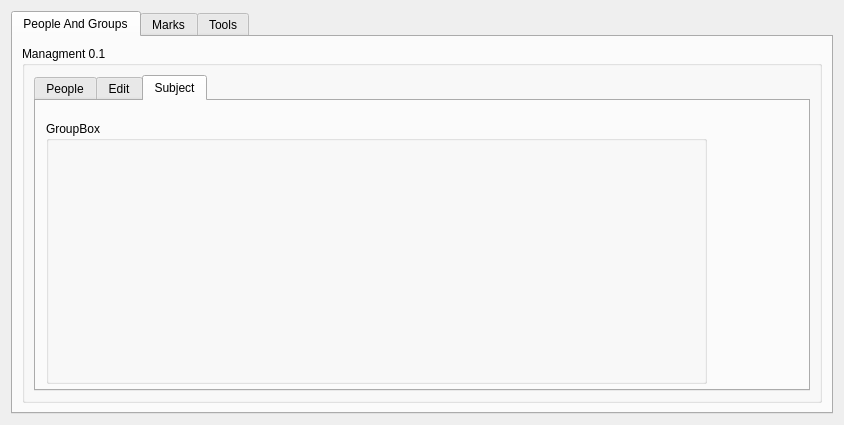
Before: the Qt Designer form mainapplication.ui in Sarpowski/DataBaseCourseWork, drawn with Qt 5.
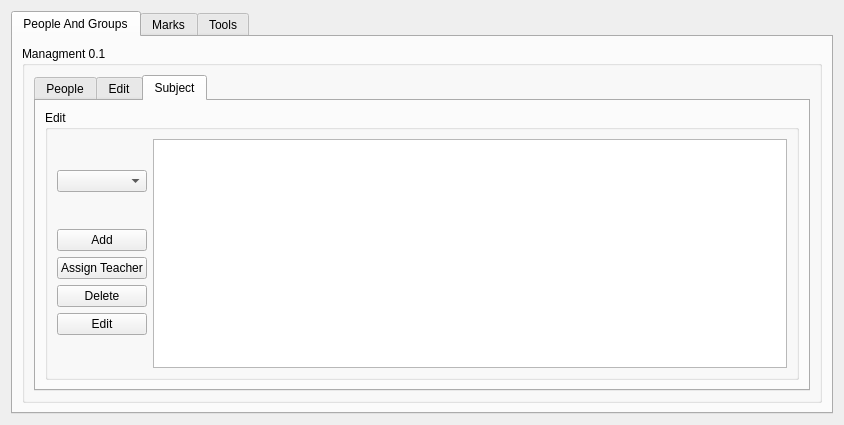
After: the same form once the commit is applied. The open tabs and pages were chosen to show the change.

Commit message: add : subject add/assignTeacher/delete/edit

Diff of the .ui file:
```diff
--- a/mainapplication.ui
+++ b/mainapplication.ui
@@ -6,7 +6,7 @@
    <rect>
     <x>0</x>
     <y>0</y>
-    <width>733</width>
+    <width>804</width>
     <height>425</height>
    </rect>
   </property>
@@ -342,50 +342,87 @@
              <attribute name="title">
               <string>Subject</string>
              </attribute>
-             <widget class="QWidget" name="gridLayoutWidget">
-              <property name="geometry">
-               <rect>
-                <x>10</x>
-                <y>20</y>
-                <width>661</width>
-                <height>291</height>
-               </rect>
-              </property>
-              <layout class="QGridLayout" name="gridLayout_7">
-               <item row="0" column="0">
+             <layout class="QHBoxLayout" name="horizontalLayout_13">
+              <item>
                 <widget class="QGroupBox" name="groupBox">
                  <property name="title">
-                  <string>GroupBox</string>
-                 </property>
-                </widget>
-               </item>
-               <item row="1" column="0">
+                 <string>Edit</string>
+                </property>
+                <layout class="QGridLayout" name="gridLayout_7">
+                 <item row="0" column="0">
                 <layout class="QHBoxLayout" name="horizontalLayout_7">
                  <item>
-                  <widget class="QPushButton" name="pushButton_2">
+                    <layout class="QVBoxLayout" name="verticalLayout_15">
+                     <item>
+                      <layout class="QVBoxLayout" name="verticalLayout_14">
+                       <item>
+                        <widget class="QComboBox" name="comboBox_Subject"/>
+                       </item>
+                      </layout>
+                     </item>
+                     <item>
+                      <layout class="QVBoxLayout" name="verticalLayout_12">
+                       <item>
+                        <layout class="QVBoxLayout" name="verticalLayout_9">
+                         <item>
+                          <widget class="QPushButton" name="pushButton_SubjectAdd">
                    <property name="text">
-                    <string>PushButton</string>
+                            <string>Add</string>
                    </property>
                   </widget>
                  </item>
+                        </layout>
+                       </item>
                  <item>
-                  <widget class="QPushButton" name="pushButton_3">
+                        <layout class="QVBoxLayout" name="verticalLayout_10">
+                         <item>
+                          <layout class="QVBoxLayout" name="verticalLayout_16">
+                           <item>
+                            <widget class="QPushButton" name="pushButton_AssignTeacher">
                    <property name="text">
-                    <string>PushButton</string>
+                              <string>Assign Teacher</string>
                    </property>
                   </widget>
                  </item>
+                          </layout>
+                         </item>
                  <item>
-                  <widget class="QPushButton" name="pushButton_4">
+                          <widget class="QPushButton" name="pushButton_SubjectDelete">
                    <property name="text">
-                    <string>PushButton</string>
+                            <string>Delete</string>
                    </property>
                   </widget>
                  </item>
                 </layout>
                </item>
-              </layout>
-             </widget>
+                       <item>
+                        <layout class="QVBoxLayout" name="verticalLayout_11">
+                         <item>
+                          <widget class="QPushButton" name="pushButton_SubjectEdit">
+                           <property name="text">
+                            <string>Edit</string>
+                           </property>
+                          </widget>
+                         </item>
+                        </layout>
+                       </item>
+                      </layout>
+                     </item>
+                    </layout>
+                   </item>
+                   <item>
+                    <layout class="QVBoxLayout" name="verticalLayout_13">
+                     <item>
+                      <widget class="QListView" name="listView"/>
+                     </item>
+                    </layout>
+                   </item>
+                  </layout>
+                 </item>
+                </layout>
+               </widget>
+              </item>
+             </layout>
             </widget>
            </widget>
           </item>
```
Left out of the diff: 2 changed lines with no effect on the pictures. Lines whose indentation alone changed are shown as unchanged. The commit also changes 2 other files.
